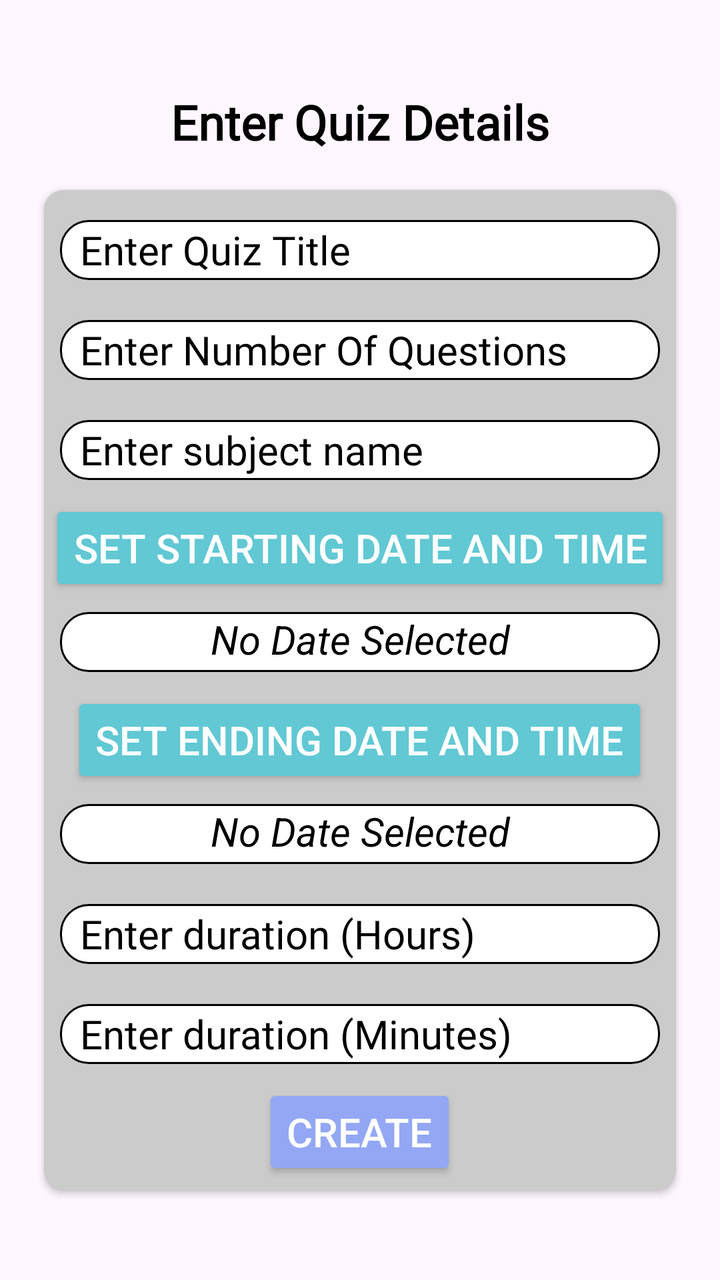
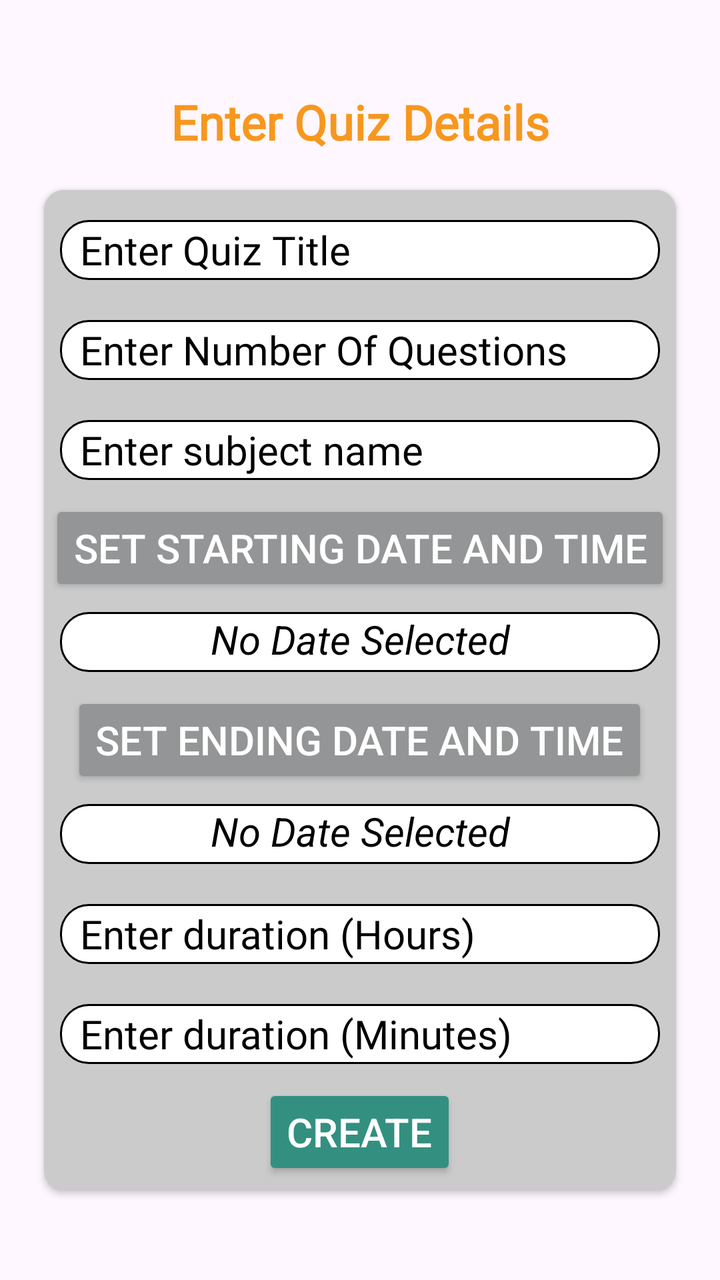

Before-and-after screenshots of an Android layout around one commit, followed by the original layout XML and the change that was made.
<!-- AndroidManifest.xml: application theme Theme.EduQuiz -->
<!-- res/layout/activity_create_quiz.xml -->
<?xml version="1.0" encoding="utf-8"?>
<LinearLayout xmlns:android="http://schemas.android.com/apk/res/android"
    xmlns:app="http://schemas.android.com/apk/res-auto"
    xmlns:tools="http://schemas.android.com/tools"
    android:orientation="vertical"
    android:layout_width="match_parent"
    android:layout_height="match_parent"
    android:gravity="center"
    tools:context=".teacheractivities.CreateQuizActivity">

    <TextView
        android:layout_width="wrap_content"
        android:layout_height="wrap_content"
        android:fontFamily="@font/adamina"
        android:text="Enter Quiz Details"
        android:textAlignment="center"
        android:textColor="@color/black"
        android:textSize="24dp"
        android:textStyle="bold" />

    <androidx.cardview.widget.CardView
        android:layout_width="match_parent"
        android:layout_height="500dp"
        android:backgroundTint="@color/gray2"
        app:cardCornerRadius="10dp"
        android:elevation="100dp"
        android:layout_marginLeft="22dp"
        android:layout_marginRight="22dp"
        android:layout_marginTop="18dp">

        <LinearLayout
            android:layout_width="match_parent"
            android:layout_height="match_parent"
            android:layout_gravity="center"
            android:gravity="center"
            android:background="#CBCBCB"
            android:orientation="vertical">
            <EditText
                android:layout_width="300dp"
                android:layout_height="30dp"
                android:id="@+id/etcreatequizquiztitile"
                android:hint="Enter Quiz Title"
                android:paddingLeft="10dp"
                android:textSize="20dp"
                android:fontFamily="@font/alice"
                android:textColorHint="@color/black"
                android:textColor="@color/black"
                android:inputType="text"
                android:background="@drawable/edit2"
                android:layout_margin="10dp" />

            <EditText
                android:layout_width="300dp"
                android:layout_height="30dp"
                android:id="@+id/etcreatequiznoofquestions"
                android:hint="Enter Number Of Questions"
                android:paddingLeft="10dp"
                android:textSize="20dp"
                android:fontFamily="@font/alice"
                android:textColorHint="@color/black"
                android:textColor="@color/black"
                android:inputType="text"
                android:background="@drawable/edit2"
                android:layout_margin="10dp"/>

            <EditText
                android:layout_width="300dp"
                android:layout_height="30dp"
                android:id="@+id/etcreatequizsubjectname"
                android:hint="Enter subject name"
                android:paddingLeft="10dp"
                android:textSize="20dp"
                android:fontFamily="@font/alice"
                android:textColorHint="@color/black"
                android:textColor="@color/black"
                android:inputType="text"
                android:background="@drawable/edit2"
                android:layout_margin="10dp"/>

            
            <androidx.appcompat.widget.AppCompatButton
                android:id="@+id/btncreatequizschedulefirsttimeanddate"
                android:layout_width="wrap_content"
                    android:layout_height="wrap_content"
                android:text="Set Starting Date and Time"
                android:textSize="20dp"
                android:backgroundTint="@color/SkyBlue"
                android:textColor="@android:color/white"
                android:layout_marginBottom="8dp" />

            
            <TextView
                android:id="@+id/tvcreatequizdiplayscheduledfirsttimeanddate"
                android:layout_width="300dp"
                android:layout_height="30dp"
                android:text="No Date Selected"
                android:textSize="20dp"
                android:textAlignment="center"
                android:textStyle="italic"
                android:textColor="@color/black"
                android:background="@drawable/edit2"
                android:layout_marginBottom="10dp" />

            <androidx.appcompat.widget.AppCompatButton
                android:id="@+id/btncreatequizschedulesecondtimeanddate"
                android:layout_width="wrap_content"
                android:layout_height="wrap_content"
                android:text="Set Ending Date and Time"
                android:textSize="20dp"
                android:backgroundTint="@color/SkyBlue"
                android:textColor="@android:color/white"
                android:layout_marginBottom="8dp" />

            
            <TextView
                android:id="@+id/tvcreatequizdiplayscheduledsecondtimeanddate"
                android:layout_width="300dp"
                android:layout_height="30dp"
                android:text="No Date Selected"
                android:textSize="20dp"
                android:textAlignment="center"
                android:textStyle="italic"
                android:textColor="@color/black"
                android:background="@drawable/edit2"
                android:layout_marginBottom="10dp" />

            <EditText
                android:layout_width="300dp"
                android:layout_height="30dp"
                android:id="@+id/etCreateQuizDurationHours"
                android:hint="Enter duration (Hours)"
                android:paddingLeft="10dp"
                android:textSize="20dp"
                android:fontFamily="@font/alice"
                android:textColorHint="@color/black"
                android:textColor="@color/black"
                android:inputType="number"
                android:background="@drawable/edit2"
                android:layout_margin="10dp"/>

            <EditText
                android:layout_width="300dp"
                android:layout_height="30dp"
                android:id="@+id/etCreateQuizDurationMinutes"
                android:hint="Enter duration (Minutes)"
                android:paddingLeft="10dp"
                android:textSize="20dp"
                android:fontFamily="@font/alice"
                android:textColorHint="@color/black"
                android:textColor="@color/black"
                android:inputType="number"
                android:background="@drawable/edit2"
                android:layout_margin="10dp"/>

            <androidx.appcompat.widget.AppCompatButton
                android:id="@+id/btncreatequizcreatequiz"
                android:layout_width="wrap_content"
                android:layout_height="wrap_content"
                android:layout_gravity="center"
                android:textSize="20dp"
                android:backgroundTint="@color/blue2"
                android:text="Create"
                android:textColor="@color/white"/>


        </LinearLayout>
    </androidx.cardview.widget.CardView>

</LinearLayout>
<!-- resources referenced by this layout -->
<resources>
  <color name="SkyBlue">#61C8D4</color>
  <color name="black">#FF000000</color>
  <color name="blue2">#93A7F4</color>
  <color name="gray2">#DAD7D7</color>
  <color name="white">#FFFFFFFF</color>
  <!-- drawable edit2 (drawable) -->
  <?xml version="1.0" encoding="utf-8"?>
  <shape xmlns:android="http://schemas.android.com/apk/res/android">
      <corners android:radius="14dp"/>
      <stroke android:color="@color/black" android:width="0.9dp"/>
      <solid android:color="@color/white"/>
      <size android:height="10dp"/>
  </shape>
  <style name="Theme.EduQuiz" parent="Base.Theme.EduQuiz" />
  <style name="Base.Theme.EduQuiz" parent="Theme.Material3.DayNight.NoActionBar">
          
          
      </style>
</resources>

<!-- the commit's change to res/layout/activity_create_quiz.xml (unified diff, before → after) -->
@@ -14,7 +14,7 @@
         android:fontFamily="@font/adamina"
         android:text="Enter Quiz Details"
         android:textAlignment="center"
-        android:textColor="@color/black"
+        android:textColor="@color/brightorange"
         android:textSize="24dp"
         android:textStyle="bold" />
 
@@ -84,7 +84,7 @@
                     android:layout_height="wrap_content"
                 android:text="Set Starting Date and Time"
                 android:textSize="20dp"
-                android:backgroundTint="@color/SkyBlue"
+                android:backgroundTint="@color/gray"
                 android:textColor="@android:color/white"
                 android:layout_marginBottom="8dp" />
 
@@ -107,7 +107,7 @@
                 android:layout_height="wrap_content"
                 android:text="Set Ending Date and Time"
                 android:textSize="20dp"
-                android:backgroundTint="@color/SkyBlue"
+                android:backgroundTint="@color/gray"
                 android:textColor="@android:color/white"
                 android:layout_marginBottom="8dp" />
 
@@ -158,7 +158,7 @@
                 android:layout_height="wrap_content"
                 android:layout_gravity="center"
                 android:textSize="20dp"
-                android:backgroundTint="@color/blue2"
+                android:backgroundTint="@color/darkgreen"
                 android:text="Create"
                 android:textColor="@color/white"/>
 
<!-- resource entries referenced after the edit -->
@@ -1,8 +1,9 @@
 <!-- resources referenced by this layout -->
 <resources>
-  <color name="SkyBlue">#61C8D4</color>
   <color name="black">#FF000000</color>
-  <color name="blue2">#93A7F4</color>
+  <color name="brightorange">#f7971e</color>
+  <color name="darkgreen">#339080</color>
+  <color name="gray">#949596</color>
   <color name="gray2">#DAD7D7</color>
   <color name="white">#FFFFFFFF</color>
   <!-- drawable edit2 (drawable) -->
